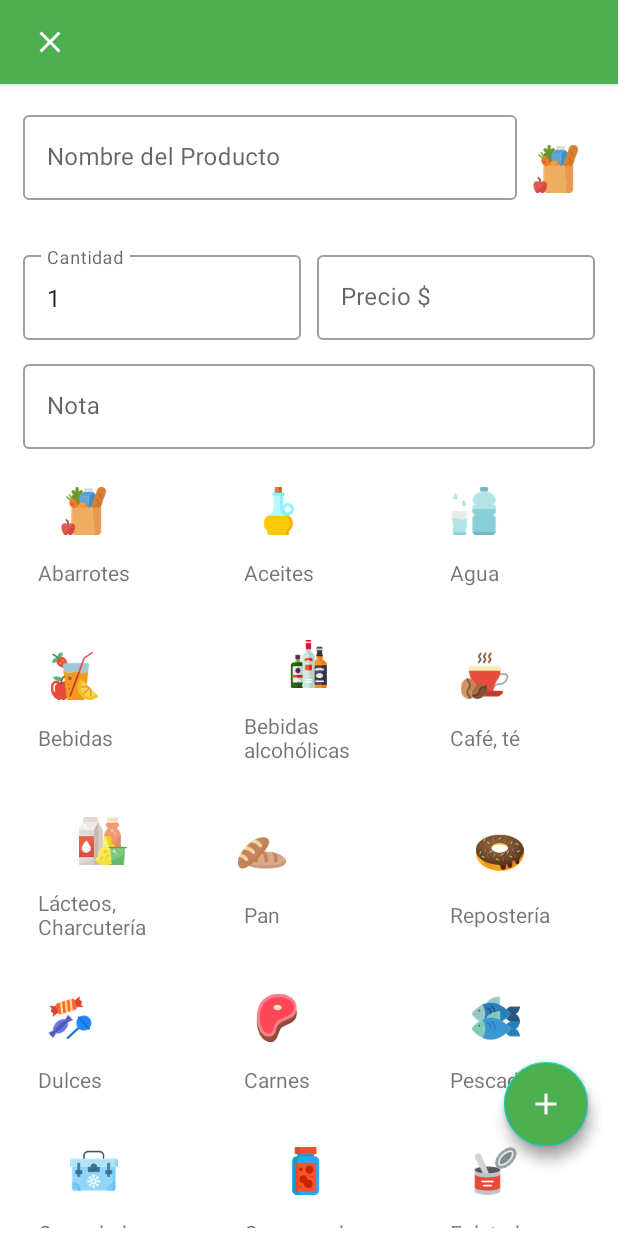
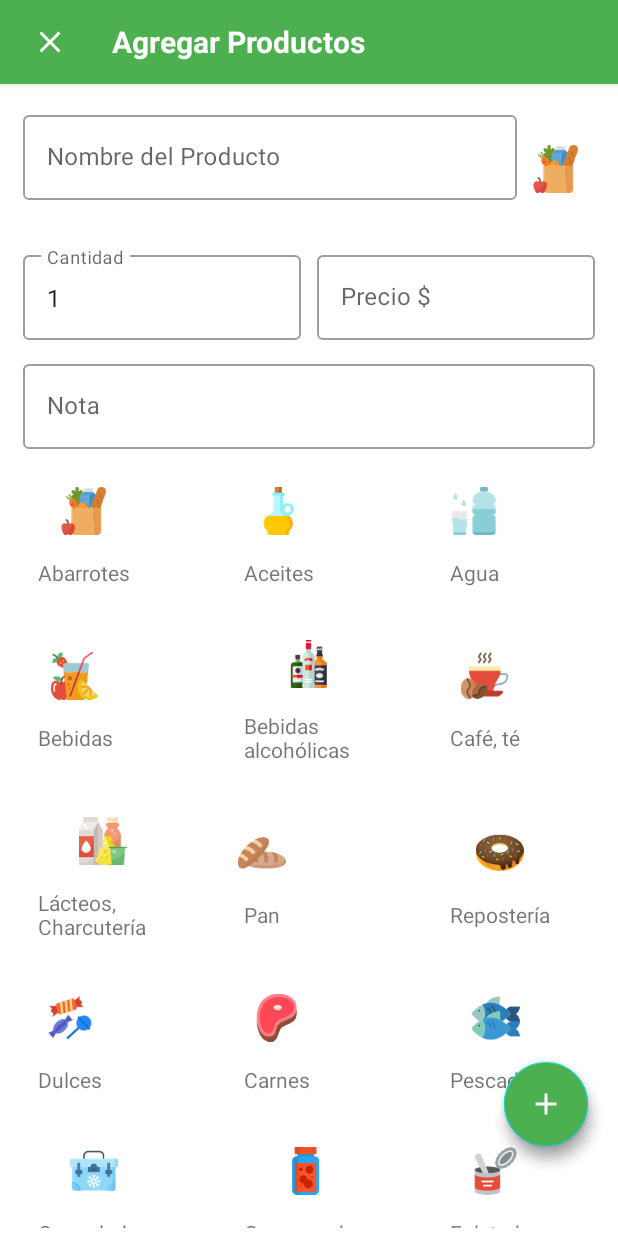
Before and after one commit to ronvillaquin/ListaCompras, an Android app: the fragment AddEditFragment placed in its activity, on a phone screen of 412 x 824 dp. Run offline under Robolectric (Android 15) with nearby library versions, the phone set to English and light mode, and no system bars; our stand-ins replace AdMob, Volley; network calls fail; 11 statements that could not run were skipped.

Commit message:
se agrego texto a los toolbar de fragment addedit y de amigos y a los string.xml se agreggo texto

```diff
--- a/app/src/main/java/com/rrvq/listacompras/AmigosDraw/MainActivity_AmigosDraw.java
+++ b/app/src/main/java/com/rrvq/listacompras/AmigosDraw/MainActivity_AmigosDraw.java
@@ -16,6 +16,7 @@ import android.graphics.Color;
 import android.graphics.PorterDuff;
 import android.graphics.drawable.Drawable;
 import android.os.Bundle;
+import android.text.Html;
 import android.view.Menu;
 import android.view.MenuItem;
 import android.view.View;
@@ -130,8 +131,8 @@ public class MainActivity_AmigosDraw extends AppCompatActivity {
 
     public void toolbarMenu() {
         setSupportActionBar(toolbar);
-        getSupportActionBar().setDisplayShowTitleEnabled(false);
-//        getSupportActionBar().setTitle(Html.fromHtml("<font color='#ffffff'>" + nombre_lista + "</font>"));
+//        getSupportActionBar().setDisplayShowTitleEnabled(false);
+        getSupportActionBar().setTitle(Html.fromHtml("<font color='#ffffff'>" + getResources().getString(R.string.amigos) + "</font>"));
     }
     public void flechaBlanca() {
 
--- a/app/src/main/java/com/rrvq/listacompras/productos/AddEditFragment.java
+++ b/app/src/main/java/com/rrvq/listacompras/productos/AddEditFragment.java
@@ -3,10 +3,13 @@ package com.rrvq.listacompras.productos;
 import android.content.Context;
 import android.os.Bundle;
 
+import androidx.appcompat.app.AppCompatActivity;
+import androidx.appcompat.widget.Toolbar;
 import androidx.fragment.app.Fragment;
 import androidx.recyclerview.widget.GridLayoutManager;
 import androidx.recyclerview.widget.RecyclerView;
 
+import android.text.Html;
 import android.view.LayoutInflater;
 import android.view.View;
 import android.view.ViewGroup;
@@ -15,6 +18,7 @@ import android.view.animation.AnimationUtils;
 import android.view.inputmethod.InputMethodManager;
 import android.widget.ImageButton;
 import android.widget.ImageView;
+import android.widget.TextView;
 import android.widget.Toast;
 
 import com.android.volley.AuthFailureError;
@@ -39,6 +43,7 @@ public class AddEditFragment extends Fragment {
 
     private View view;
 
+    TextView tvTitleToolbar;
     // para los iconos precargados
      RecyclerView recyclerViewIconos;
      AdapterIconos adapterIconos;
@@ -80,7 +85,31 @@ public class AddEditFragment extends Fragment {
         // Inflate the layout for this fragment
         view = inflater.inflate(R.layout.fragment_add_edit, container, false);
 
+        recibeParametros();
 
+        castingView();
+        obtenerIconos();
+
+        if (add_edit.equals("editar")){
+            llenarCamposEditar(idP,nombreP,precioP,cantidadP,notaP,iconoP);
+            //paracolocar titulo en el toolvar use texview porgue getsuportactionbar daba error
+            tvTitleToolbar.setText(getResources().getString(R.string.editarProducto));
+        }else {
+            btnFlotanteGuardar(add_edit,idP);
+            //paracolocar titulo en el toolvar use texview porgue getsuportactionbar daba error
+            tvTitleToolbar.setText(getResources().getString(R.string.agregarProducto));
+        }
+
+        cerrarFragment();
+
+
+
+        return view;
+    }
+
+
+
+    private void recibeParametros(){
         id_lista = this.getArguments().getString(Constantes.KEY_ID_LISTA);
         add_edit = this.getArguments().getString(Constantes.KEY_ADD_EDIT);
         idP = this.getArguments().getString(Constantes.KEY_ID_P);
@@ -89,22 +118,11 @@ public class AddEditFragment extends Fragment {
         cantidadP = this.getArguments().getString(Constantes.KEY_CANTIDAD_P);
         notaP = this.getArguments().getString(Constantes.KEY_NOTA_P);
         iconoP = this.getArguments().getString(Constantes.KEY_ICONO_P);
-
-        castingView();
-        obtenerIconos();
-
-        if (add_edit.equals("editar")){
-            llenarCamposEditar(idP,nombreP,precioP,cantidadP,notaP,iconoP);
-        }else {
-            btnFlotanteGuardar(add_edit,idP);
-        }
-
-        cerrarFragment();
-
-        return view;
     }
 
     private void castingView(){
+        tvTitleToolbar = view.findViewById(R.id.tvTitleToolbar);
+
         recyclerViewIconos = view.findViewById(R.id.recyclerviewIconos);
 
         btnFlotante2 = view.findViewById(R.id.btnFlotante2);
--- a/app/src/main/res/layout/fragment_add_edit.xml
+++ b/app/src/main/res/layout/fragment_add_edit.xml
@@ -25,7 +25,7 @@
             app:layout_constraintTop_toTopOf="parent">
 
             <androidx.appcompat.widget.Toolbar
-                android:id="@+id/toolbar2"
+                android:id="@+id/toolbar"
                 android:layout_width="match_parent"
                 android:layout_height="wrap_content"
                 android:background="@color/colorPrimary"
@@ -40,6 +40,15 @@
                     android:background="?attr/selectableItemBackground"
                     android:src="@drawable/ic_baseline_close_24"
                     android:contentDescription="@string/descripcion"/>
+
+                <TextView
+                    android:id="@+id/tvTitleToolbar"
+                    android:layout_width="wrap_content"
+                    android:layout_height="wrap_content"
+                    android:layout_marginStart="40dp"
+                    android:textSize="20sp"
+                    android:textColor="@color/colorBlanco"
+                    android:textStyle="bold|normal"/>
 
             </androidx.appcompat.widget.Toolbar>
 
--- a/app/src/main/res/values/strings.xml
+++ b/app/src/main/res/values/strings.xml
@@ -192,6 +192,8 @@
     <string name="abrir">Abrir</string>
     <string name="cerrar">Cerrar</string>
 
+    <string name="editarProducto">Editar Producto</string>
+
     <!--    para menu de listas-->
 
     <string name="seleccionar">Seleccionar todo</string>
```
Also changed, not shown: app/src/main/java/com/rrvq/listacompras/Amigos/MainActivity_Amigos.java (+16 -2 lines), app/src/main/java/com/rrvq/listacompras/productos/ActivityProductos.java (+19 -61 lines), 1 other file.
